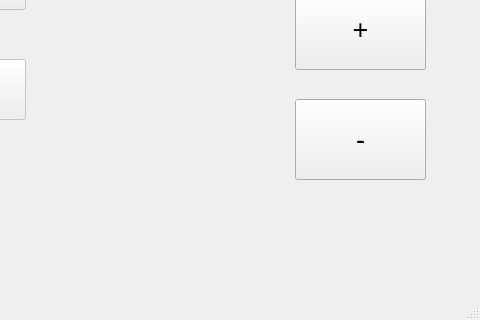
Qt form linuxcnc/table_saw/table_saw.ui (andyalexander/electronic_table_saw) before a commit; both pictures show x 544 to 1024 and y 280 to 600 of the 1024 by 600 pixel window.
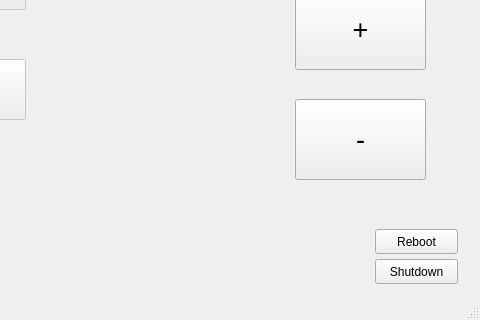
The same form after that commit. Custom widgets are drawn as their Qt base class.

Commit message: buttons for shutdown

Patch:
```diff
--- a/linuxcnc/table_saw/table_saw.ui
+++ b/linuxcnc/table_saw/table_saw.ui
@@ -1445,6 +1445,32 @@
         <string>Clear</string>
        </property>
       </widget>
+      <widget class="QPushButton" name="pushButton">
+       <property name="geometry">
+        <rect>
+         <x>910</x>
+         <y>530</y>
+         <width>83</width>
+         <height>25</height>
+        </rect>
+       </property>
+       <property name="text">
+        <string>Shutdown</string>
+       </property>
+      </widget>
+      <widget class="QPushButton" name="pushButton_2">
+       <property name="geometry">
+        <rect>
+         <x>910</x>
+         <y>500</y>
+         <width>83</width>
+         <height>25</height>
+        </rect>
+       </property>
+       <property name="text">
+        <string>Reboot</string>
+       </property>
+      </widget>
      </widget>
     </item>
    </layout>
```
Left out of the diff: 42 changed lines with no effect on the pictures. The commit also changes 1 other file.
